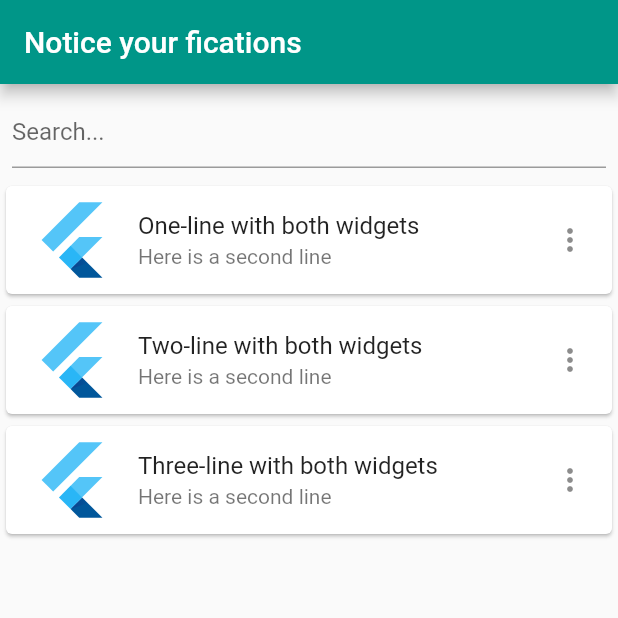
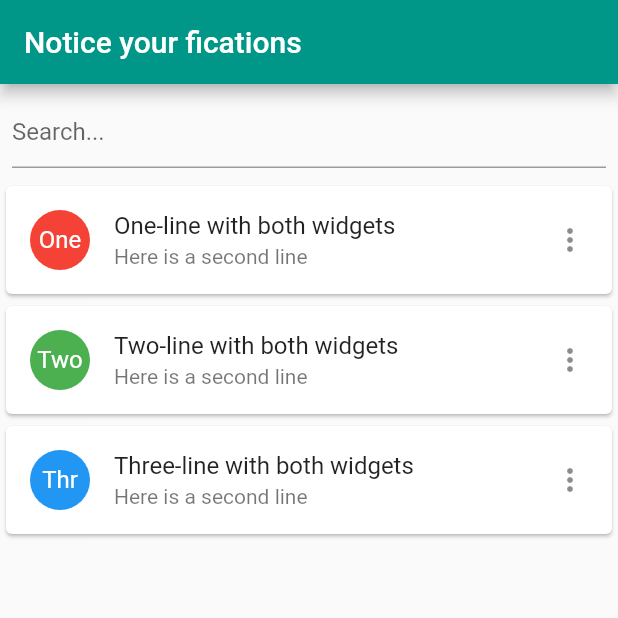
Before and after one commit to Ronterox/noticefication, a Flutter app: the screen it shows after launch, on a phone screen of 412 x 824 dp, the top half of it. Run offline on Flutter 3.47's test engine with Material 2 defaults, Android fonts, the phone set to English and light mode, and no system bars.

Commit message:
Added icons examples

```diff
--- a/lib/main.dart
+++ b/lib/main.dart
@@ -42,7 +42,11 @@ class _MyHomePageState extends State<MyHomePage> {
   Card _buildCard(BuildContext context, int index) {
     return Card(
       child: ListTile(
-        leading: const FlutterLogo(size: 56.0),
+        leading: CircleAvatar(
+          backgroundColor: [Colors.red, Colors.green, Colors.blue][index],
+          child: Text(texts[index].substring(0, 3),
+              style: const TextStyle(color: Colors.white)),
+        ),
         title: Text(texts[index]),
         subtitle: const Text('Here is a second line'),
         trailing: const Icon(Icons.more_vert),
@@ -57,8 +61,7 @@ class _MyHomePageState extends State<MyHomePage> {
           title: Text(widget.title),
         ),
         body: Column(
-          mainAxisAlignment: MainAxisAlignment.start,
-          children: <Widget>[
+          children: [
             Padding(
               padding: const EdgeInsets.all(8.0),
               child: TextField(
```
